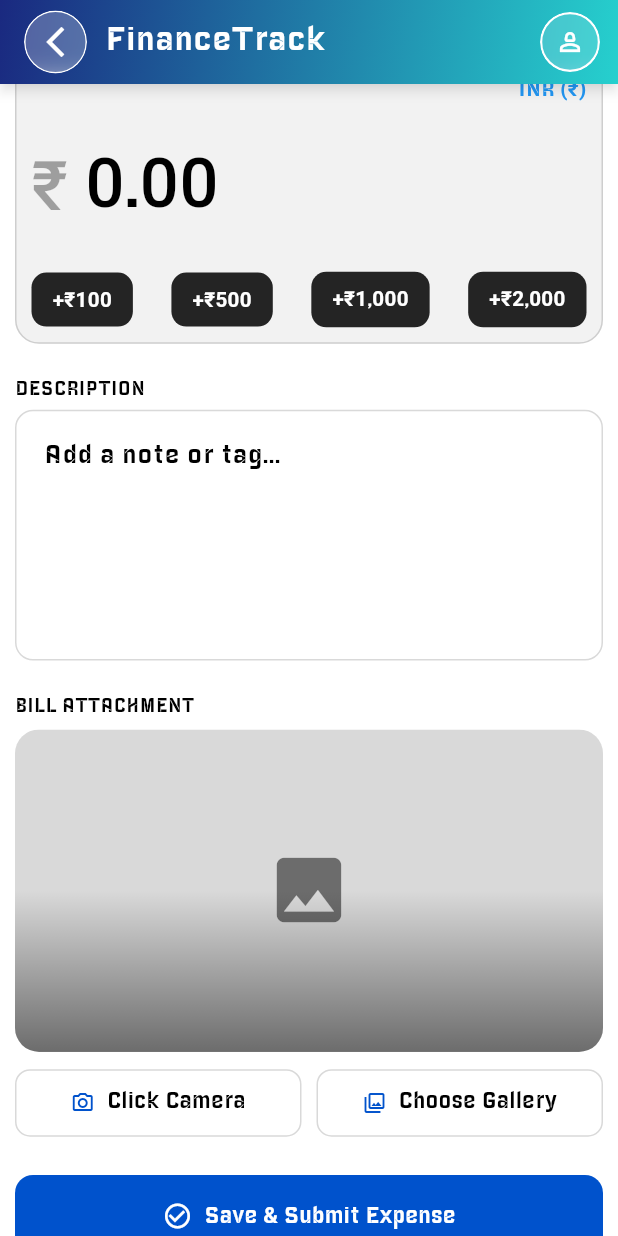
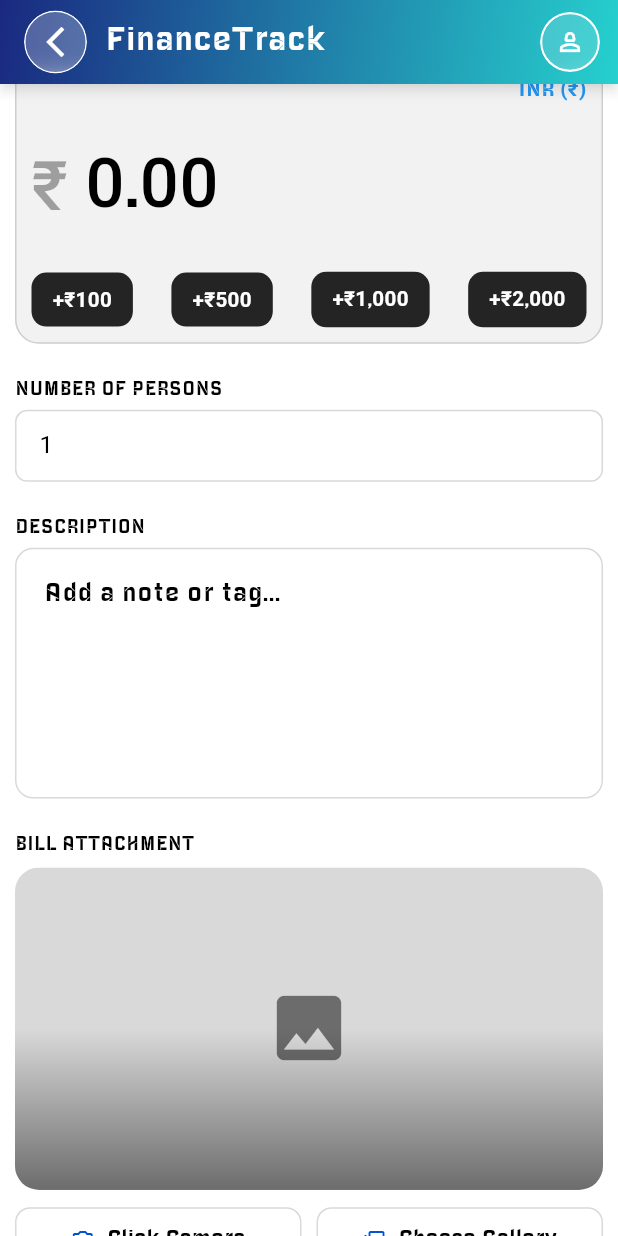
Before and after one commit to MuhammedHarshalV/expense_app, a Flutter app: the AddExpenseScreen screen opened directly with empty values, scrolled down 576 dp, on a phone screen of 412 x 824 dp. Run offline on Flutter 3.47's test engine with Material 3 defaults, Android fonts, the phone set to English and light mode, and no system bars; our stand-ins replace cached_network_image, connectivity_plus, device_info_plus, dio, flutter_riverpod, flutter_screenutil and 4 more; accounts and stored records are empty; network calls fail.

Commit message:
person count is sett in the create screen

```diff
--- a/lib/controller/add_expense_controller/add_expense_state.dart
+++ b/lib/controller/add_expense_controller/add_expense_state.dart
@@ -2,6 +2,7 @@ import 'package:intl/intl.dart';
 
 class CreateExpenseState {
   final num amount;
+  final int personCount;
   final String expenseCategory;
   final String expenseDate;
   final String billImage;
@@ -9,6 +10,7 @@ class CreateExpenseState {
   final bool isLoading;
 
   CreateExpenseState({
+    this.personCount = 1,
     this.amount = 0.0,
     this.expenseCategory = 'Food & Lunch',
     String? expenseDate,
@@ -19,6 +21,7 @@ class CreateExpenseState {
            expenseDate ?? DateFormat('dd-MMM-yyyy').format(DateTime.now());
 
   CreateExpenseState copyWith({
+    int? personCount,
     num? amount,
     String? expenseCategory,
     String? expenseDate,
@@ -27,6 +30,7 @@ class CreateExpenseState {
     bool? isLoading,
   }) {
     return CreateExpenseState(
+      personCount: personCount ?? this.personCount,
       amount: amount ?? this.amount,
       expenseCategory: expenseCategory ?? this.expenseCategory,
       expenseDate: expenseDate ?? this.expenseDate,
--- a/lib/controller/home_screen/home_screen_controller.dart
+++ b/lib/controller/home_screen/home_screen_controller.dart
@@ -60,11 +60,13 @@ class HomeController extends StateNotifier<HomeState> {
       }
     } catch (e) {
       log(e.toString());
-    } finally {
-      state = state.copyWith(isLoading: false, isPaginationLoading: false);
+      if (mounted) {
+        state = state.copyWith(isLoading: false, isPaginationLoading: false);
+      }
       final dynamic request = await DeviceRequest.deviceRequest(
         context: context,
       );
+      if (!mounted) return;
       if (request == true && context != null) {
         AppMessage.show(context, "new device request");
       }
--- a/lib/presentation/screens/add_expense_screen/screen/add_expense_screen.dart
+++ b/lib/presentation/screens/add_expense_screen/screen/add_expense_screen.dart
@@ -1,5 +1,4 @@
 import 'package:expense/controller/add_expense_controller/add_expense_controller.dart';
-import 'package:expense/controller/clinic_expense_details_controller/expense_details_controller.dart';
 import 'package:expense/controller/home_screen/home_screen_controller.dart';
 import 'package:expense/core/themes/colors.dart';
 import 'package:expense/presentation/common_widgets/common_appbar.dart';
@@ -84,6 +83,55 @@ class AddExpenseScreen extends ConsumerWidget {
                     FieldLabel(label: 'EXPENSE AMOUNT', isRequired: true),
                     SizedBox(height: 6),
                     AmountCard(),
+                    const SizedBox(height: 24),
+                    FieldLabel(label: 'NUMBER OF PERSONS', isRequired: false),
+                    const SizedBox(height: 6),
+
+                    Row(
+                      children: [
+                        // Left TextField
+                        Expanded(
+                          child: TextField(
+                            controller: expenseController.personCountController,
+                            onChanged: (value) {
+                              expenseController.updateState(
+                                personCount: int.tryParse(value),
+                              );
+                            },
+                            keyboardType: TextInputType.number,
+                            decoration: InputDecoration(
+                              hintText: expenseState.personCount.toString(),
+                              contentPadding: const EdgeInsets.symmetric(
+                                horizontal: 12,
+                                vertical: 12,
+                              ),
+                              border: OutlineInputBorder(
+                                borderRadius: BorderRadius.circular(8),
+                                borderSide: BorderSide(
+                                  color: Theme.of(context).colorScheme.onSurface
+                                      .withValues(alpha: .15),
+                                ),
+                              ),
+                              enabledBorder: OutlineInputBorder(
+                                borderRadius: BorderRadius.circular(8),
+                                borderSide: BorderSide(
+                                  color: Theme.of(context).colorScheme.onSurface
+                                      .withValues(alpha: .15),
+                                ),
+                              ),
+                              focusedBorder: OutlineInputBorder(
+                                borderRadius: BorderRadius.circular(8),
+                                borderSide: BorderSide(
+                                  color: Theme.of(context).colorScheme.onSurface
+                                      .withValues(alpha: .15),
+                                ),
+                              ),
+                            ),
+                          ),
+                        ),
+                      ],
+                    ),
+
                     const SizedBox(height: 24),
                     FieldLabel(label: 'DESCRIPTION', isRequired: false),
                     const SizedBox(height: 6),
@@ -184,13 +232,7 @@ class AddExpenseScreen extends ConsumerWidget {
                                     page: 1,
                                     context: context,
                                   );
-                                  ref
-                                      .read(
-                                        clinicDetailsProvider(
-                                          clinicId,
-                                        ).notifier,
-                                      )
-                                      .getClinicDetails();
+                                  Navigator.pop(context, true);
                                 }
                               },
                         icon: expenseState.isLoading
--- a/lib/presentation/screens/add_expense_screen/widget/expense_category_card.dart
+++ b/lib/presentation/screens/add_expense_screen/widget/expense_category_card.dart
@@ -23,7 +23,7 @@ class ExpenseCategoryGrid extends ConsumerWidget {
       ),
       CategoryItem(
         icon: Icons.local_gas_station_outlined,
-        title: 'Fuel / Travel',
+        title: 'Fuel',
         subtitle: 'Petrol, cabs & transit',
       ),
       CategoryItem(
@@ -38,7 +38,7 @@ class ExpenseCategoryGrid extends ConsumerWidget {
       ),
       CategoryItem(
         icon: Icons.print_outlined,
-        title: 'Stationery',
+        title: 'Travel',
         subtitle: 'Brochures & forms',
       ),
       CategoryItem(
--- a/lib/presentation/screens/detailed_clinic_screen/screen/clinic_details_screen.dart
+++ b/lib/presentation/screens/detailed_clinic_screen/screen/clinic_details_screen.dart
@@ -131,7 +131,7 @@ class ClinicDetailsScreen extends ConsumerWidget {
 
   IconData _getExpenseIcon(String? type) {
     switch (type) {
-      case 'Fuel / Travel':
+      case 'Fuel':
         return Icons.local_gas_station_outlined;
 
       case 'Food & Lunch':
@@ -143,7 +143,7 @@ class ClinicDetailsScreen extends ConsumerWidget {
       case 'Hotel / Stay':
         return Icons.hotel_outlined;
 
-      case 'Stationery':
+      case 'Travel':
         return Icons.edit_note_outlined;
 
       case 'Other Expense':
--- a/lib/presentation/screens/expense_history_by_date/screen/expense_by_date_screen.dart
+++ b/lib/presentation/screens/expense_history_by_date/screen/expense_by_date_screen.dart
@@ -118,7 +118,7 @@ class ExpenseByDateScreen extends ConsumerWidget {
 
   IconData _getExpenseIcon(String? type) {
     switch (type) {
-      case 'Fuel / Travel':
+      case 'Fuel':
         return Icons.local_gas_station_outlined;
 
       case 'Food & Lunch':
@@ -130,7 +130,7 @@ class ExpenseByDateScreen extends ConsumerWidget {
       case 'Hotel / Stay':
         return Icons.hotel_outlined;
 
-      case 'Stationery':
+      case 'Travel':
         return Icons.edit_note_outlined;
 
       case 'Other Expense':
```
Also changed, not shown: lib/controller/add_expense_controller/add_expense_controller.dart (+8 -1 lines), lib/presentation/screens/detailed_clinic_screen/widget/top_clinic_card.dart (+16 -3 lines).
